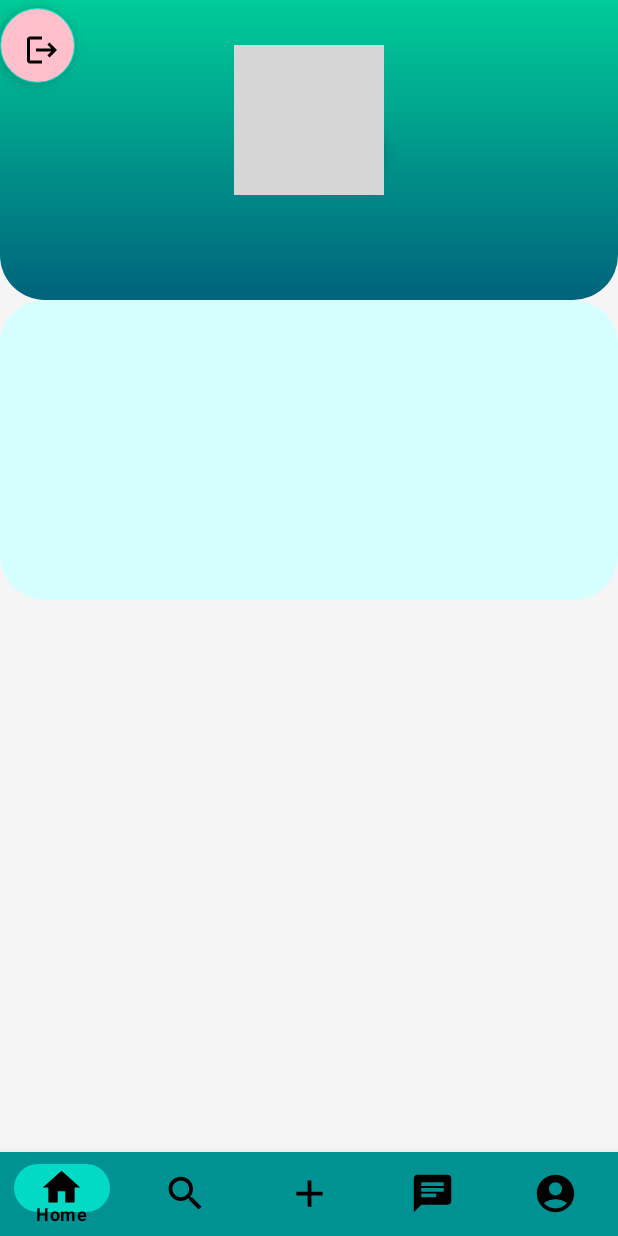
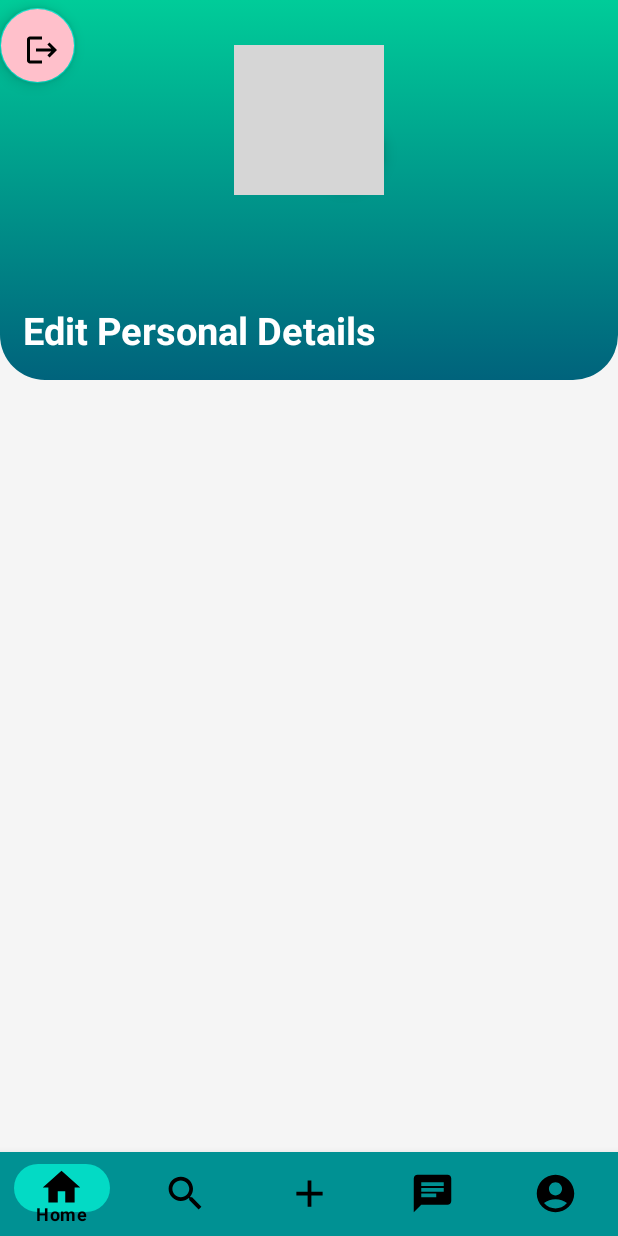
Before and after one commit to Disna11/tshare-Dissertation-, an Android app: the fragment ProfileFragment placed in its activity, on a phone screen of 412 x 824 dp. Run offline under Robolectric (Android 15) with nearby library versions, the phone set to English and light mode, and no system bars; our stand-ins replace Firebase (no records; nobody signed in at launch, a user with empty details on screens opened directly); 1 statement that could not run was skipped; grey boxes are pictures that could not be loaded.

Commit message:
i have created a new acitivity to edit the personal details

```diff
--- a/app/src/main/AndroidManifest.xml
+++ b/app/src/main/AndroidManifest.xml
@@ -16,6 +16,9 @@
         android:theme="@style/Theme.Tshare"
         android:usesCleartextTraffic="true"
         tools:targetApi="31">
+        <activity
+            android:name=".editPersonalDetailsActivity"
+            android:exported="false" />
         <activity
             android:name=".homeActivity"
             android:exported="false" />
--- a/app/src/main/java/com/example/tshare/ProfileFragment.kt
+++ b/app/src/main/java/com/example/tshare/ProfileFragment.kt
@@ -36,6 +36,7 @@ class ProfileFragment : Fragment() {
     private lateinit var profileEmailTextView: TextView
     private lateinit var editPhotoButton: FloatingActionButton
     private lateinit var logoutButton: FloatingActionButton
+    private  lateinit var  editprofiletxt: TextView
     var preferenceHelper: preferenceHelper? =null
     var email:String?=null
     var currentuid:String?=null
@@ -62,6 +63,7 @@ class ProfileFragment : Fragment() {
         editPhotoButton = view.findViewById(R.id.profile_edit_photo)
         logoutButton = view.findViewById(R.id.profile_logout)
         preferenceHelper = preferenceHelper(requireContext())
+        editprofiletxt=view.findViewById(R.id.editprofile)
         email= preferenceHelper!!.getString("logedin_email", defaultValue)
         currentuid= preferenceHelper!!.getString("userid", defaultValue)
         user=auth.currentUser
@@ -105,6 +107,12 @@ class ProfileFragment : Fragment() {
             val photoIntent = Intent(Intent.ACTION_PICK)
             photoIntent.type = "image/*"
             startActivityForResult(photoIntent, 1)
+        }
+
+        editprofiletxt?.setOnClickListener {
+            val myIntent= Intent(requireActivity(),editPersonalDetailsActivity::class.java)
+            startActivity(myIntent)
+            requireActivity().finish()
         }
 
 
--- a/app/src/main/res/drawable/cardview.xml
+++ b/app/src/main/res/drawable/cardview.xml
@@ -2,7 +2,7 @@
 <selector xmlns:android="http://schemas.android.com/apk/res/android">
     <item>
         <shape android:shape="rectangle">
-            <gradient android:startColor="#d5ffff" android:endColor="#d5ffff" android:angle="270"/>
+            <gradient android:startColor="#F5FEFD" android:endColor="#FFFAF0" android:angle="270"/>
             <corners android:bottomRightRadius="30dp" android:bottomLeftRadius="30dp" android:topLeftRadius="30dp" android:topRightRadius="30dp"/>
         </shape>
     </item>
--- /dev/null
+++ b/app/src/main/res/drawable/icon_close.xml
@@ -0,0 +1,5 @@
+<vector android:height="24dp" android:tint="#000000"
+    android:viewportHeight="24" android:viewportWidth="24"
+    android:width="24dp" xmlns:android="http://schemas.android.com/apk/res/android">
+    <path android:fillColor="@android:color/white" android:pathData="M19,6.41L17.59,5 12,10.59 6.41,5 5,6.41 10.59,12 5,17.59 6.41,19 12,13.41 17.59,19 19,17.59 13.41,12z"/>
+</vector>
--- a/app/src/main/res/layout/fragment_profile.xml
+++ b/app/src/main/res/layout/fragment_profile.xml
@@ -18,7 +18,7 @@
 
             <androidx.constraintlayout.widget.ConstraintLayout
                 android:layout_width="match_parent"
-                android:layout_height="200dp"
+                android:layout_height="253dp"
                 android:background="@drawable/profile_top_background"
                 app:layout_constraintEnd_toEndOf="parent"
                 app:layout_constraintHorizontal_bias="0.0"
@@ -92,14 +92,22 @@
                     tools:ignore="MissingConstraints"
                     tools:layout_editor_absoluteX="-1dp" />
 
+                <TextView
+                    android:id="@+id/editprofile"
+                    android:layout_width="wrap_content"
+                    android:layout_height="wrap_content"
+                    android:layout_marginBottom="16dp"
+                    android:text="Edit Personal Details"
+                    android:textColor="@color/white"
+                    android:textSize="25sp"
+                    android:textStyle="bold"
+                    app:layout_constraintBottom_toBottomOf="parent"
+                    app:layout_constraintEnd_toEndOf="parent"
+                    app:layout_constraintHorizontal_bias="0.089"
+                    app:layout_constraintStart_toStartOf="parent" />
+
             </androidx.constraintlayout.widget.ConstraintLayout>
 
-            <androidx.constraintlayout.widget.ConstraintLayout
-                android:layout_width="match_parent"
-                android:layout_height="200dp"
-                android:background="@drawable/cardview">
-
-            </androidx.constraintlayout.widget.ConstraintLayout>
 
         </LinearLayout>
 
```
Also changed, not shown: app/src/main/java/com/example/tshare/editPersonalDetailsActivity.kt (added, +19 -0 lines), app/src/main/res/layout/activity_edit_personal_details.xml (added, +17 -0 lines).
